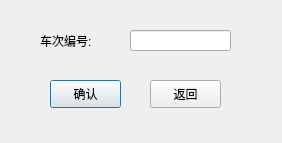
Before: the Qt Designer form Qt/TrainBoom/start.ui in zidaneandmessi/TrainBoom_FrontEnd, drawn with Qt 5.
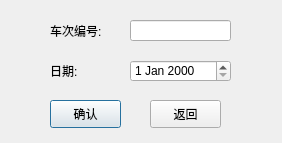
After: the same form once the commit is applied.

Patch:
```diff
--- a/Qt/TrainBoom/start.ui
+++ b/Qt/TrainBoom/start.ui
@@ -17,7 +17,7 @@
    <property name="geometry">
     <rect>
      <x>50</x>
-     <y>80</y>
+     <y>100</y>
      <width>71</width>
      <height>28</height>
     </rect>
@@ -30,7 +30,7 @@
    <property name="geometry">
     <rect>
      <x>130</x>
-     <y>30</y>
+     <y>20</y>
      <width>101</width>
      <height>21</height>
     </rect>
@@ -43,7 +43,7 @@
    <property name="geometry">
     <rect>
      <x>150</x>
-     <y>80</y>
+     <y>100</y>
      <width>71</width>
      <height>28</height>
     </rect>
@@ -55,8 +55,8 @@
   <widget class="QLabel" name="label">
    <property name="geometry">
     <rect>
-     <x>40</x>
-     <y>30</y>
+     <x>50</x>
+     <y>20</y>
      <width>81</width>
      <height>21</height>
     </rect>
@@ -65,6 +65,29 @@
     <string>车次编号:</string>
    </property>
   </widget>
+  <widget class="QDateEdit" name="dateEdit">
+   <property name="geometry">
+    <rect>
+     <x>130</x>
+     <y>60</y>
+     <width>101</width>
+     <height>22</height>
+    </rect>
+   </property>
+  </widget>
+  <widget class="QLabel" name="label_2">
+   <property name="geometry">
+    <rect>
+     <x>50</x>
+     <y>60</y>
+     <width>51</width>
+     <height>21</height>
+    </rect>
+   </property>
+   <property name="text">
+    <string>日期:</string>
+   </property>
+  </widget>
  </widget>
  <resources/>
  <connections/>
```
